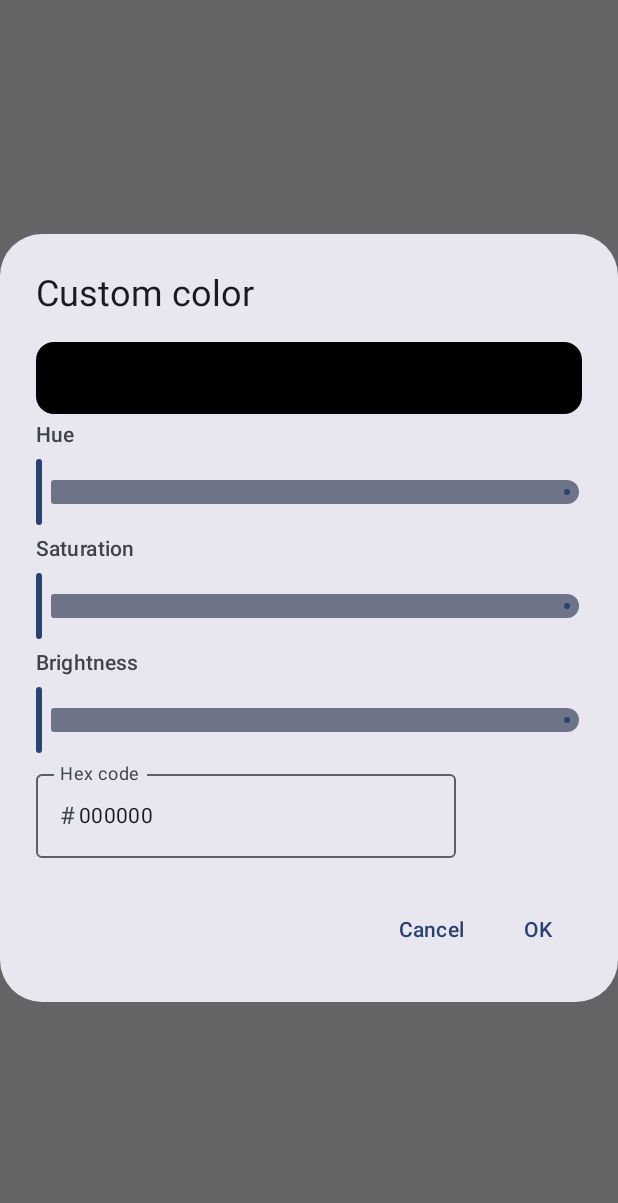
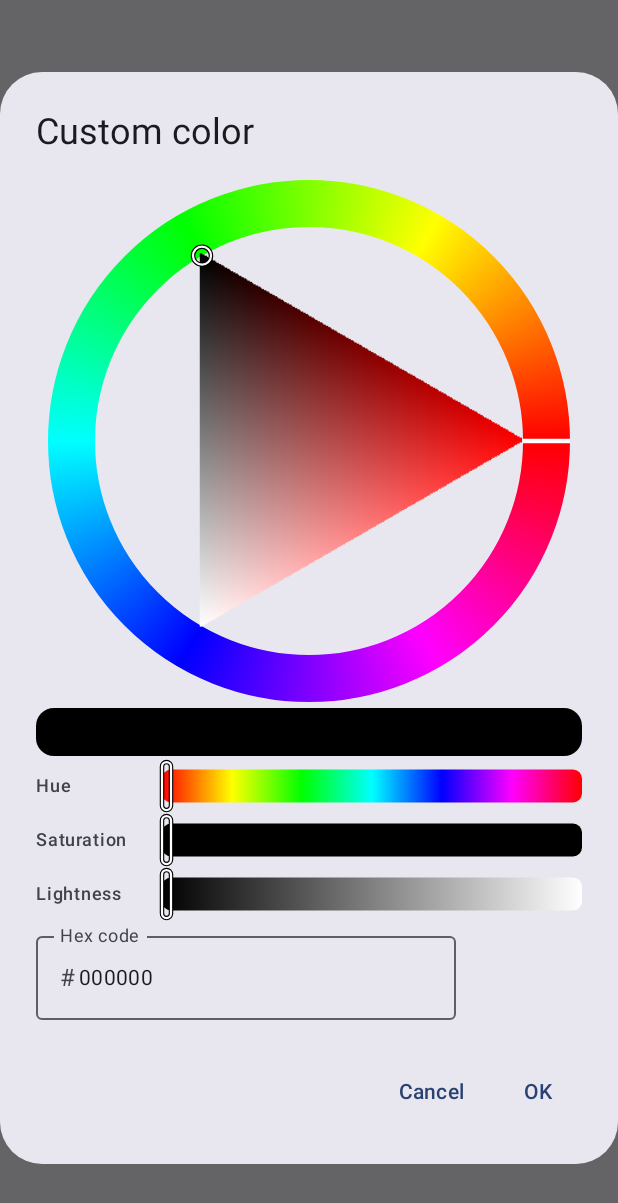
Before and after one commit to steve-linux/photograin, an Android app built with Jetpack Compose: the composable ColorPickerDialog called with empty values, on a phone screen of 412 x 824 dp. Shown: the top 1203 px of the screen. Run offline under Robolectric (Android 15) with nearby library versions, the phone set to English and light mode, and no system bars.

Commit message:
Pick custom colors on a hue ring and triangle
Three grey sliders made it hard to see where a color lies. The dialog
now has a GIMP-style hue ring with a saturation/value triangle, and
hue, saturation and lightness bars that show their own gradients.

Co-Authored-By: Claude Opus 5.5 (1M context) <noreply@anthropic.com>
Claude-Session: https://claude.ai/code/session_01MTUwNtVpXtpk9VQUuotUTJ

```diff
--- /dev/null
+++ b/app/src/main/java/io/github/steve_linux/photograin/ui/editor/ColorWheel.kt
@@ -0,0 +1,248 @@
+// SPDX-License-Identifier: GPL-3.0-or-later
+package io.github.steve_linux.photograin.ui.editor
+
+import android.graphics.Bitmap
+import androidx.compose.foundation.Canvas
+import androidx.compose.foundation.gestures.awaitEachGesture
+import androidx.compose.foundation.gestures.awaitFirstDown
+import androidx.compose.foundation.layout.Arrangement
+import androidx.compose.foundation.layout.Box
+import androidx.compose.foundation.layout.Row
+import androidx.compose.foundation.layout.aspectRatio
+import androidx.compose.foundation.layout.fillMaxWidth
+import androidx.compose.foundation.layout.height
+import androidx.compose.foundation.layout.width
+import androidx.compose.material3.MaterialTheme
+import androidx.compose.material3.Text
+import androidx.compose.runtime.Composable
+import androidx.compose.runtime.getValue
+import androidx.compose.runtime.remember
+import androidx.compose.runtime.rememberUpdatedState
+import androidx.compose.ui.Alignment
+import androidx.compose.ui.Modifier
+import androidx.compose.ui.geometry.CornerRadius
+import androidx.compose.ui.geometry.Offset
+import androidx.compose.ui.geometry.Size
+import androidx.compose.ui.graphics.Brush
+import androidx.compose.ui.graphics.Color
+import androidx.compose.ui.graphics.FilterQuality
+import androidx.compose.ui.graphics.ImageBitmap
+import androidx.compose.ui.graphics.asImageBitmap
+import androidx.compose.ui.graphics.drawscope.Stroke
+import androidx.compose.ui.input.pointer.pointerInput
+import androidx.compose.ui.input.pointer.positionChange
+import androidx.compose.ui.unit.IntOffset
+import androidx.compose.ui.unit.IntSize
+import androidx.compose.ui.unit.dp
+import kotlin.math.atan2
+import kotlin.math.cos
+import kotlin.math.min
+import kotlin.math.sin
+
+/** Ring width as a share of the wheel's radius. */
+private const val RING = 0.18f
+
+/** Side of the bitmap the triangle is drawn into, scaled to fit the wheel. */
+private const val TRIANGLE_PX = 360
+
+/**
+ * A hue ring with a saturation/value triangle inside, as in GIMP and GTK: the triangle's
+ * corners are the pure hue, white and black. Hue runs counter-clockwise from red on the right.
+ */
+@Composable
+internal fun ColorWheel(
+    hue: Float,
+    sat: Float,
+    value: Float,
+    onHue: (Float) -> Unit,
+    onSatValue: (sat: Float, value: Float) -> Unit,
+    modifier: Modifier = Modifier,
+) {
+    val currentHue by rememberUpdatedState(hue)
+    val currentOnHue by rememberUpdatedState(onHue)
+    val currentOnSatValue by rememberUpdatedState(onSatValue)
+    val triangle = remember(hue) { triangleBitmap(hue) }
+    Canvas(
+        modifier
+            .fillMaxWidth()
+            .aspectRatio(1f)
+            .pointerInput(Unit) {
+                awaitEachGesture {
+                    val down = awaitFirstDown()
+                    val center = Offset(size.width / 2f, size.height / 2f)
+                    val radius = min(size.width, size.height) / 2f
+                    // A touch on the ring moves the hue, anywhere inside moves the point in the triangle.
+                    val onRing = (down.position - center).getDistance() > radius * (1 - RING) * 0.95f
+                    fun apply(p: Offset) {
+                        val d = p - center
+                        if (onRing) {
+                            currentOnHue(angleToHue(d))
+                        } else {
+                            val (s, v) = pointToSatValue(d / (radius * (1 - RING)), currentHue)
+                            currentOnSatValue(s, v)
+                        }
+                    }
+                    apply(down.position)
+                    down.consume()
+                    while (true) {
+                        val event = awaitPointerEvent()
+                        val change = event.changes.firstOrNull { it.id == down.id } ?: break
+                        if (!change.pressed) break
+                        apply(change.position)
+                        if (change.positionChange() != Offset.Zero) change.consume()
+                    }
+                }
+            },
+    ) {
+        val radius = size.minDimension / 2f
+        val ringWidth = radius * RING
+        drawCircle(
+            Brush.sweepGradient(
+                // Sweep goes clockwise on screen, hue counter-clockwise.
+                listOf(0f, 300f, 240f, 180f, 120f, 60f, 0f).map { Color.hsv(it, 1f, 1f) },
+                center,
+            ),
+            radius = radius - ringWidth / 2,
+            style = Stroke(ringWidth),
+        )
+        val inner = radius - ringWidth
+        val markerAt = { r: Float -> center + hueDirection(hue) * r }
+        drawLine(Color.White, markerAt(inner), markerAt(radius), strokeWidth = 3.dp.toPx())
+
+        val side = (inner * 2).toInt()
+        drawImage(
+            triangle,
+            dstOffset = IntOffset((center.x - inner).toInt(), (center.y - inner).toInt()),
+            dstSize = IntSize(side, side),
+            filterQuality = FilterQuality.Medium,
+        )
+        val point = center + satValueToPoint(sat, value, hue) * inner
+        drawCircle(Color.Black, radius = 6.dp.toPx(), center = point, style = Stroke(3.dp.toPx()))
+        drawCircle(Color.White, radius = 6.dp.toPx(), center = point, style = Stroke(1.5.dp.toPx()))
+    }
+}
+
+/** A labelled bar whose track shows the colors it runs through. */
+@Composable
+internal fun GradientBar(
+    label: String,
+    fraction: Float,
+    colors: List<Color>,
+    onChange: (Float) -> Unit,
+) {
+    val currentOnChange by rememberUpdatedState(onChange)
+    Row(verticalAlignment = Alignment.CenterVertically, horizontalArrangement = Arrangement.spacedBy(8.dp)) {
+        Text(label, style = MaterialTheme.typography.labelMedium, modifier = Modifier.width(76.dp))
+        Box(Modifier.weight(1f).height(32.dp)) {
+            Canvas(
+                Modifier
+                    .fillMaxWidth()
+                    .height(32.dp)
+                    .pointerInput(Unit) {
+                        awaitEachGesture {
+                            val down = awaitFirstDown()
+                            fun apply(x: Float) = currentOnChange((x / size.width).coerceIn(0f, 1f))
+                            apply(down.position.x)
+                            down.consume()
+                            while (true) {
+                                val change = awaitPointerEvent().changes.firstOrNull { it.id == down.id } ?: break
+                                if (!change.pressed) break
+                                apply(change.position.x)
+                                change.consume()
+                            }
+                        }
+                    },
+            ) {
+                val track = 22.dp.toPx()
+                val top = (size.height - track) / 2
+                drawRoundRect(
+                    Brush.horizontalGradient(colors),
+                    topLeft = Offset(0f, top),
+                    size = Size(size.width, track),
+                    cornerRadius = CornerRadius(6.dp.toPx()),
+                )
+                val x = fraction.coerceIn(0f, 1f) * size.width
+                val w = 6.dp.toPx()
+                val thumbTopLeft = Offset((x - w / 2).coerceIn(0f, size.width - w), 0f)
+                drawRoundRect(Color.Black, thumbTopLeft, Size(w, size.height), CornerRadius(3.dp.toPx()), style = Stroke(3.dp.toPx()))
+                drawRoundRect(Color.White, thumbTopLeft, Size(w, size.height), CornerRadius(3.dp.toPx()), style = Stroke(1.5.dp.toPx()))
+            }
+        }
+    }
+}
+
+private fun hueDirection(hue: Float): Offset {
+    val a = Math.toRadians(hue.toDouble())
+    return Offset(cos(a).toFloat(), -sin(a).toFloat())
+}
+
+private fun angleToHue(d: Offset): Float {
+    val deg = Math.toDegrees(atan2(-d.y.toDouble(), d.x.toDouble())).toFloat()
+    return (deg + 360f) % 360f
+}
+
+/** Triangle corners on the unit circle: pure hue, white, black. */
+private fun corners(hue: Float): Triple<Offset, Offset, Offset> =
+    Triple(hueDirection(hue), hueDirection(hue + 240f), hueDirection(hue + 120f))
+
+/** Point in the unit circle for a color: hue weight v·s, white v·(1−s), black 1−v. */
+private fun satValueToPoint(sat: Float, value: Float, hue: Float): Offset {
+    val (h, w, b) = corners(hue)
+    return h * (value * sat) + w * (value * (1 - sat)) + b * (1 - value)
+}
+
+/** Nearest color in the triangle to [p], given in unit-circle coordinates. */
+private fun pointToSatValue(p: Offset, hue: Float): Pair<Float, Float> {
+    val (h, w, b) = corners(hue)
+    var (wh, ww, wb) = barycentric(p, h, w, b)
+    // Outside the triangle: drop the negative weights and share out what remains.
+    wh = wh.coerceAtLeast(0f); ww = ww.coerceAtLeast(0f); wb = wb.coerceAtLeast(0f)
+    val sum = wh + ww + wb
+    wh /= sum; ww /= sum
+    val value = (wh + ww).coerceIn(0f, 1f)
+    val sat = if (value > 1e-4f) (wh / value).coerceIn(0f, 1f) else 0f
+    return sat to value
+}
+
+private fun barycentric(p: Offset, a: Offset, b: Offset, c: Offset): Triple<Float, Float, Float> {
+    val det = (b.y - c.y) * (a.x - c.x) + (c.x - b.x) * (a.y - c.y)
+    val wa = ((b.y - c.y) * (p.x - c.x) + (c.x - b.x) * (p.y - c.y)) / det
+    val wb = ((c.y - a.y) * (p.x - c.x) + (a.x - c.x) * (p.y - c.y)) / det
+    return Triple(wa, wb, 1 - wa - wb)
+}
+
+private fun triangleBitmap(hue: Float): ImageBitmap {
+    val n = TRIANGLE_PX
+    val (h, w, b) = corners(hue)
+    val pure = android.graphics.Color.HSVToColor(floatArrayOf(hue, 1f, 1f))
+    val pr = android.graphics.Color.red(pure) / 255f
+    val pg = android.graphics.Color.green(pure) / 255f
+    val pb = android.graphics.Color.blue(pure) / 255f
+    val pixels = IntArray(n * n)
+    // Half a pixel of slack, so the edges are not left ragged.
+    val edge = -1.5f / n
+    for (y in 0 until n) for (x in 0 until n) {
+        val p = Offset((x + 0.5f) / n * 2 - 1, (y + 0.5f) / n * 2 - 1)
+        val (wh, ww, wb) = barycentric(p, h, w, b)
+        if (wh < edge || ww < edge || wb < edge) continue
+        val r = (wh * pr + ww).coerceIn(0f, 1f)
+        val g = (wh * pg + ww).coerceIn(0f, 1f)
+        val bl = (wh * pb + ww).coerceIn(0f, 1f)
+        pixels[y * n + x] = android.graphics.Color.argb(255, (r * 255).toInt(), (g * 255).toInt(), (bl * 255).toInt())
+    }
+    return Bitmap.createBitmap(pixels, n, n, Bitmap.Config.ARGB_8888).asImageBitmap()
+}
+
+/** HSV value and saturation to HSL lightness and saturation. */
+internal fun hsvToHsl(sat: Float, value: Float): Pair<Float, Float> {
+    val l = value * (1 - sat / 2)
+    val m = min(l, 1 - l)
+    return (if (m < 1e-4f) 0f else (value - l) / m) to l
+}
+
+/** HSL saturation and lightness back to HSV (saturation, value); [keepSat] when it is undefined. */
+internal fun hslToHsv(sat: Float, light: Float, keepSat: Float): Pair<Float, Float> {
+    val v = light + sat * min(light, 1 - light)
+    val s = if (v < 1e-4f) keepSat else 2 * (1 - light / v)
+    return s.coerceIn(0f, 1f) to v.coerceIn(0f, 1f)
+}
--- a/app/src/main/java/io/github/steve_linux/photograin/ui/editor/DecorPanels.kt
+++ b/app/src/main/java/io/github/steve_linux/photograin/ui/editor/DecorPanels.kt
@@ -460,20 +460,42 @@ private fun ColorPickerDialog(initial: Int, onDismiss: () -> Unit, onPick: (Int)
         onDismissRequest = onDismiss,
         title = { Text(stringResource(R.string.color_custom)) },
         text = {
-            Column(verticalArrangement = Arrangement.spacedBy(4.dp)) {
+            Column(
+                verticalArrangement = Arrangement.spacedBy(4.dp),
+                modifier = Modifier.verticalScroll(rememberScrollState()),
+            ) {
+                ColorWheel(
+                    hue = hue,
+                    sat = sat,
+                    value = value,
+                    onHue = { hue = it },
+                    onSatValue = { s, v -> sat = s; value = v },
+                    modifier = Modifier.padding(horizontal = 8.dp),
+                )
                 Box(
                     Modifier
                         .fillMaxWidth()
-                        .height(48.dp)
+                        .height(32.dp)
                         .clip(MaterialTheme.shapes.medium)
                         .background(Color(color)),
                 )
-                Text(stringResource(R.string.color_hue), style = MaterialTheme.typography.labelLarge)
-                Slider(value = hue, onValueChange = { hue = it }, valueRange = 0f..360f)
-                Text(stringResource(R.string.color_saturation), style = MaterialTheme.typography.labelLarge)
-                Slider(value = sat, onValueChange = { sat = it })
-                Text(stringResource(R.string.color_brightness), style = MaterialTheme.typography.labelLarge)
-                Slider(value = value, onValueChange = { value = it })
+                // The bars are in HSL, where lightness runs from black through the color to white.
+                val (hslSat, light) = hsvToHsl(sat, value)
+                GradientBar(
+                    stringResource(R.string.color_hue),
+                    hue / 360f,
+                    listOf(0f, 60f, 120f, 180f, 240f, 300f, 360f).map { Color.hsl(it, 1f, 0.5f) },
+                ) { hue = it * 360f }
+                GradientBar(
+                    stringResource(R.string.color_saturation),
+                    hslSat,
+                    listOf(Color.hsl(hue, 0f, light), Color.hsl(hue, 1f, light)),
+                ) { s -> hslToHsv(s, light, sat).let { (hs, hv) -> sat = hs; value = hv } }
+                GradientBar(
+                    stringResource(R.string.color_lightness),
+                    light,
+                    listOf(Color.Black, Color.hsl(hue, hslSat, 0.5f), Color.White),
+                ) { l -> hslToHsv(hslSat, l, sat).let { (hs, hv) -> sat = hs; value = hv } }
                 OutlinedTextField(
                     value = hex,
                     onValueChange = { text ->
--- a/app/src/main/res/values/strings.xml
+++ b/app/src/main/res/values/strings.xml
@@ -277,7 +277,7 @@
     <string name="color_custom">Custom color</string>
     <string name="color_hue">Hue</string>
     <string name="color_saturation">Saturation</string>
-    <string name="color_brightness">Brightness</string>
+    <string name="color_lightness">Lightness</string>
     <string name="color_hex">Hex code</string>
     <string name="font_light">Light</string>
     <string name="font_thin">Thin</string>
```
Also changed, not shown: 1 other file.
